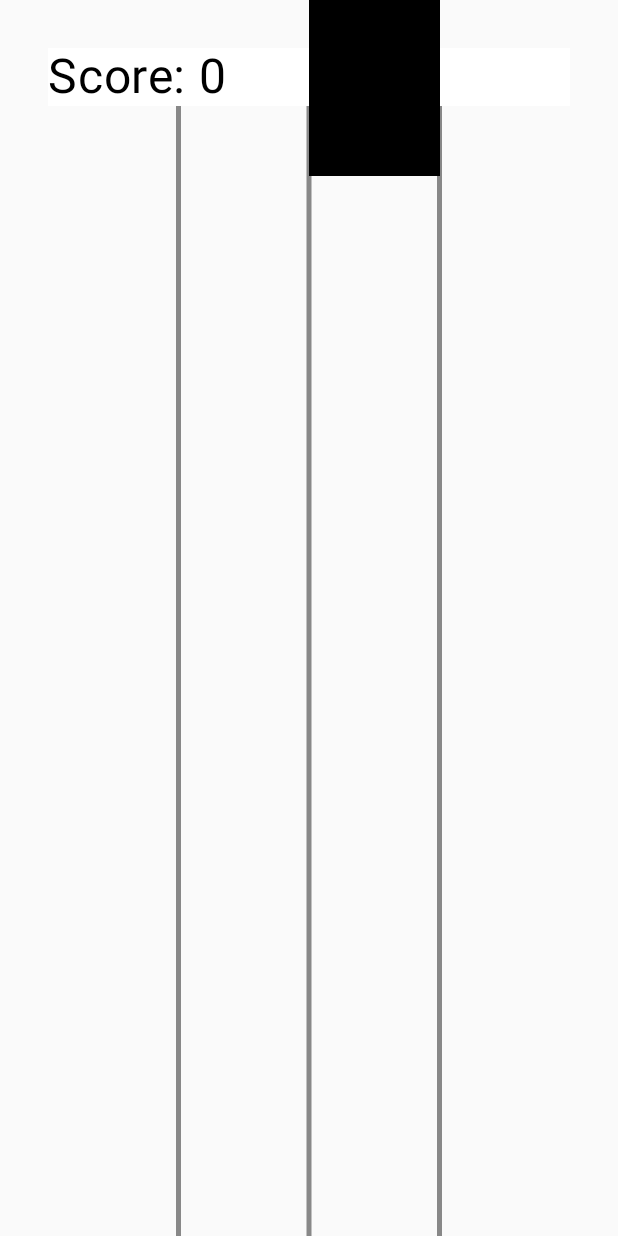
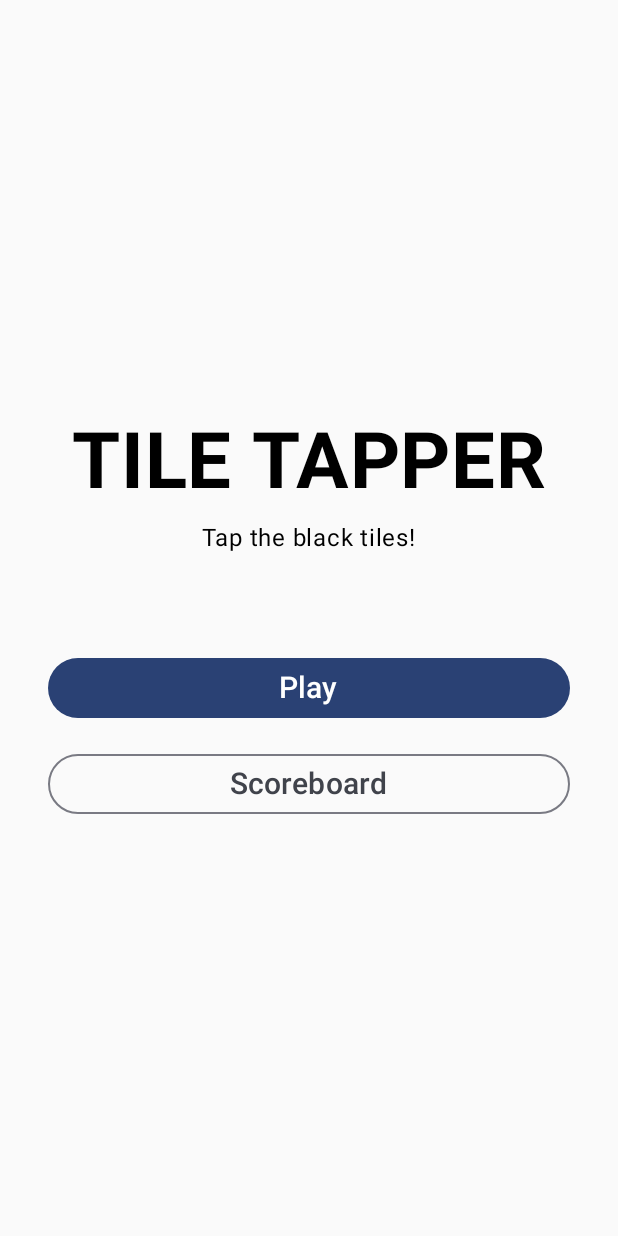
Before and after one commit to pearlgoh/csd3156-group-project, an Android app built with Jetpack Compose: the screen it shows after launch (MainActivity), on a phone screen of 412 x 824 dp. Run offline under Robolectric (Android 15) with nearby library versions, the light colour scheme and no system bars; our stand-ins replace Dagger/Hilt's generated code, Navigation 3, Room's generated code.

Commit message:
temp main menu ok

```diff
--- a/app/app/src/main/java/com/csd3156/game/MainActivity.kt
+++ b/app/app/src/main/java/com/csd3156/game/MainActivity.kt
@@ -31,6 +31,7 @@ import androidx.navigation3.runtime.NavEntry
 import androidx.navigation3.runtime.rememberSaveableStateHolderNavEntryDecorator
 import androidx.navigation3.ui.NavDisplay
 import com.csd3156.game.ui.GameOverScreen
+import com.csd3156.game.ui.MainMenuScreen
 import com.csd3156.game.ui.ScoreboardScreen
 import com.csd3156.game.ui.ScoreboardViewModel
 import com.csd3156.game.ui.theme.GameTheme
@@ -51,6 +52,7 @@ class MainActivity : ComponentActivity() {
     }
 }
 
+data object MainMenuView
 data object GameView
 data class GameOverView(val score: Int)
 data object ScoreboardView
@@ -59,7 +61,7 @@ data object ScoreboardView
 fun Nav(mod: Modifier, ctx: Context, gameView: GameViewModel, scoreboardViewModel: ScoreboardViewModel) {
     val viewModelFactory = MainViewModelFactory(/*(application as App).repository*/)
 
-    val backstack = remember { mutableStateListOf<Any>(GameView) }
+    val backstack = remember { mutableStateListOf<Any>(MainMenuView) }
     val viewModel = viewModel<MainViewModel>(factory = viewModelFactory)
 
     var currBot by remember { mutableStateOf("") }
@@ -78,6 +80,19 @@ fun Nav(mod: Modifier, ctx: Context, gameView: GameViewModel, scoreboardViewMode
         ),
         entryProvider = {
                 key -> when(key) {
+            is MainMenuView -> NavEntry(key) {
+                MainMenuScreen(
+                    onPlay = {
+                        gameView.resetGame()
+                        backstack.add(GameView)
+                    },
+                    onScoreboard = {
+                        backstack.add(ScoreboardView)
+                    },
+                    modifier = mod
+                )
+            }
+
             is GameView -> NavEntry(key) {
                 GameScreen(
                     modifier = mod,
@@ -97,7 +112,8 @@ fun Nav(mod: Modifier, ctx: Context, gameView: GameViewModel, scoreboardViewMode
                         backstack.removeLastOrNull()
                     },
                     onViewScoreboard = {
-                        backstack.removeLastOrNull()
+                        // Clear down to MainMenuView, then show scoreboard
+                        while (backstack.size > 1) backstack.removeLastOrNull()
                         backstack.add(ScoreboardView)
                     },
                     modifier = mod,
@@ -108,7 +124,6 @@ fun Nav(mod: Modifier, ctx: Context, gameView: GameViewModel, scoreboardViewMode
             is ScoreboardView -> NavEntry(key) {
                 ScoreboardScreen(
                     onBack = {
-                        gameView.resetGame()
                         backstack.removeLastOrNull()
                     },
                     modifier = mod,
--- /dev/null
+++ b/app/app/src/main/java/com/csd3156/game/ui/MainMenuScreen.kt
@@ -0,0 +1,58 @@
+package com.csd3156.game.ui
+
+import androidx.compose.foundation.layout.Arrangement
+import androidx.compose.foundation.layout.Column
+import androidx.compose.foundation.layout.fillMaxSize
+import androidx.compose.foundation.layout.fillMaxWidth
+import androidx.compose.foundation.layout.padding
+import androidx.compose.material3.Button
+import androidx.compose.material3.OutlinedButton
+import androidx.compose.material3.Text
+import androidx.compose.runtime.Composable
+import androidx.compose.ui.Alignment
+import androidx.compose.ui.Modifier
+import androidx.compose.ui.text.font.FontWeight
+import androidx.compose.ui.unit.dp
+import androidx.compose.ui.unit.sp
+
+@Composable
+fun MainMenuScreen(
+    onPlay: () -> Unit,
+    onScoreboard: () -> Unit,
+    modifier: Modifier = Modifier
+) {
+    Column(
+        modifier = modifier.fillMaxSize(),
+        horizontalAlignment = Alignment.CenterHorizontally,
+        verticalArrangement = Arrangement.Center
+    ) {
+        Text(
+            text = "TILE TAPPER",
+            fontSize = 52.sp,
+            fontWeight = FontWeight.Bold,
+            modifier = Modifier.padding(bottom = 8.dp)
+        )
+
+        Text(
+            text = "Tap the black tiles!",
+            fontSize = 16.sp,
+            modifier = Modifier.padding(bottom = 64.dp)
+        )
+
+        Button(
+            onClick = onPlay,
+            modifier = Modifier
+                .fillMaxWidth()
+                .padding(bottom = 16.dp)
+        ) {
+            Text("Play", fontSize = 20.sp)
+        }
+
+        OutlinedButton(
+            onClick = onScoreboard,
+            modifier = Modifier.fillMaxWidth()
+        ) {
+            Text("Scoreboard", fontSize = 20.sp)
+        }
+    }
+}
--- a/app/app/src/main/java/com/csd3156/game/ui/ScoreboardScreen.kt
+++ b/app/app/src/main/java/com/csd3156/game/ui/ScoreboardScreen.kt
@@ -47,7 +47,7 @@ fun ScoreboardScreen(
                 .fillMaxWidth()
                 .padding(bottom = 16.dp)
         ) {
-            Text("Play Again")
+            Text("Back")
         }
 
         if (scores.isEmpty()) {
```
